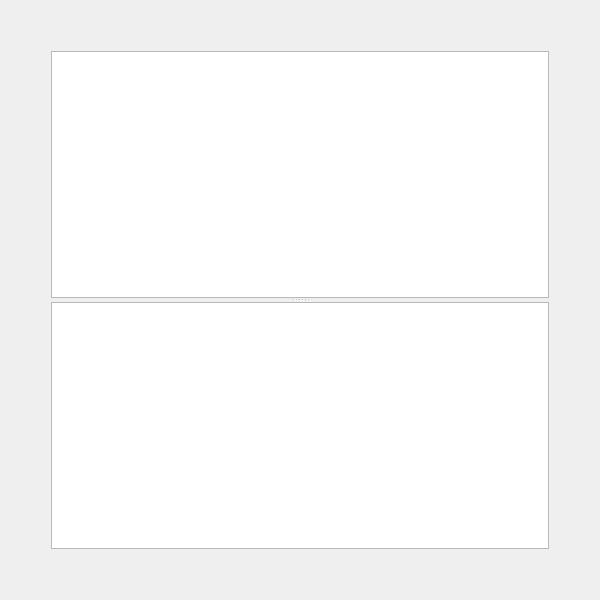
First picture: the form in Version 1.x/UI/ftpManagerForm.ui, repository textbrowser/dooble, before the edit.
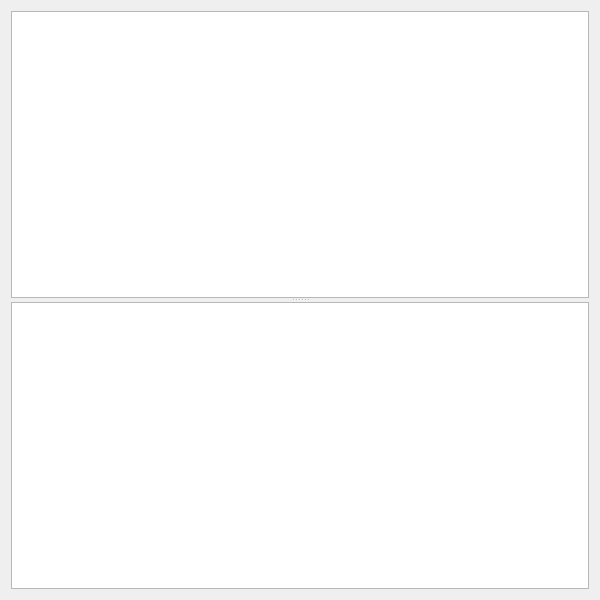
Second picture: the form after the edit.

Commit message: Expanded the FTP view.

The edit to the form file:
```diff
--- a/Version 1.x/UI/ftpManagerForm.ui
+++ b/Version 1.x/UI/ftpManagerForm.ui
@@ -14,40 +14,8 @@
    <string>Form</string>
   </property>
   <layout class="QHBoxLayout" name="horizontalLayout">
-   <item>
-    <spacer name="horizontalSpacer">
-     <property name="orientation">
-      <enum>Qt::Horizontal</enum>
-     </property>
-     <property name="sizeType">
-      <enum>QSizePolicy::Minimum</enum>
-     </property>
-     <property name="sizeHint" stdset="0">
-      <size>
-       <width>40</width>
-       <height>20</height>
-      </size>
-     </property>
-    </spacer>
-   </item>
    <item>
     <layout class="QVBoxLayout" name="verticalLayout">
-     <item>
-      <spacer name="verticalSpacer">
-       <property name="orientation">
-        <enum>Qt::Vertical</enum>
-       </property>
-       <property name="sizeType">
-        <enum>QSizePolicy::Minimum</enum>
-       </property>
-       <property name="sizeHint" stdset="0">
-        <size>
-         <width>20</width>
-         <height>40</height>
-        </size>
-       </property>
-      </spacer>
-     </item>
      <item>
       <widget class="QSplitter" name="splitter">
        <property name="orientation">
@@ -60,40 +28,8 @@
        <widget class="QTableWidget" name="tableWidget"/>
       </widget>
      </item>
-     <item>
-      <spacer name="verticalSpacer_2">
-       <property name="orientation">
-        <enum>Qt::Vertical</enum>
-       </property>
-       <property name="sizeType">
-        <enum>QSizePolicy::Minimum</enum>
-       </property>
-       <property name="sizeHint" stdset="0">
-        <size>
-         <width>20</width>
-         <height>40</height>
-        </size>
-       </property>
-      </spacer>
-     </item>
     </layout>
    </item>
-   <item>
-    <spacer name="horizontalSpacer_2">
-     <property name="orientation">
-      <enum>Qt::Horizontal</enum>
-     </property>
-     <property name="sizeType">
-      <enum>QSizePolicy::Minimum</enum>
-     </property>
-     <property name="sizeHint" stdset="0">
-      <size>
-       <width>40</width>
-       <height>20</height>
-      </size>
-     </property>
-    </spacer>
-   </item>
   </layout>
  </widget>
  <tabstops>
```
